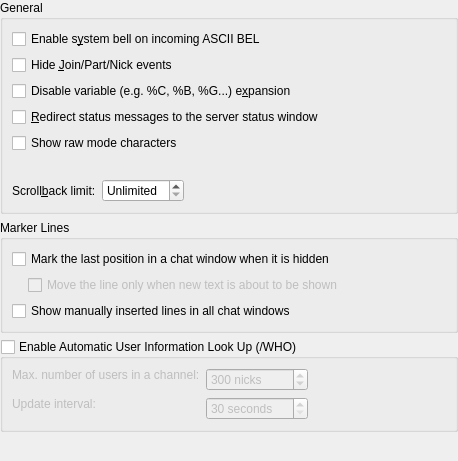
This is src/config/chatwindowbehaviour_config.ui in KDE/konversation as Qt 5 draws it before an edit. The edited form follows.
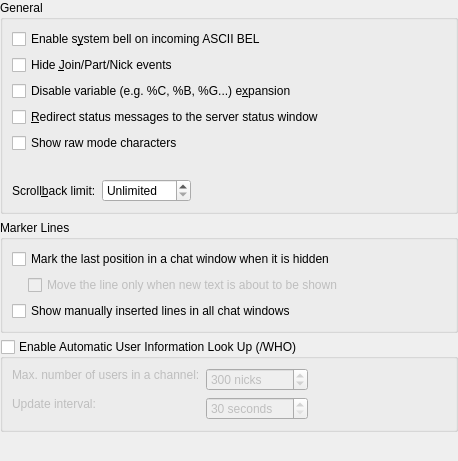
This is the edited form.

Commit message: Usability: Increase Scrollback limit to 10000, add tooltip.

```diff
--- a/src/config/chatwindowbehaviour_config.ui
+++ b/src/config/chatwindowbehaviour_config.ui
@@ -106,8 +106,8 @@
         <property name="suffix" >
          <string> lines</string>
         </property>
-        <property name="maximum" >
-         <number>2000</number>
+        <property name="maximum">
+         <number>10000</number>
         </property>
        </widget>
       </item>
```
Left out of the diff: 224 changed lines with no effect on the pictures.
